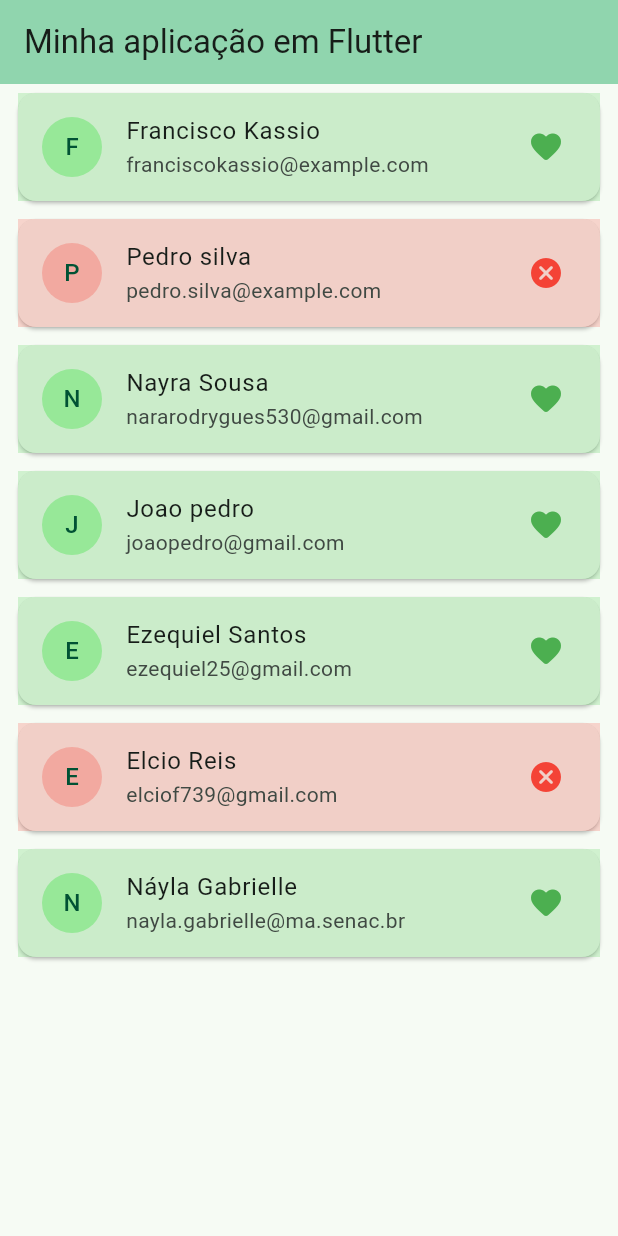
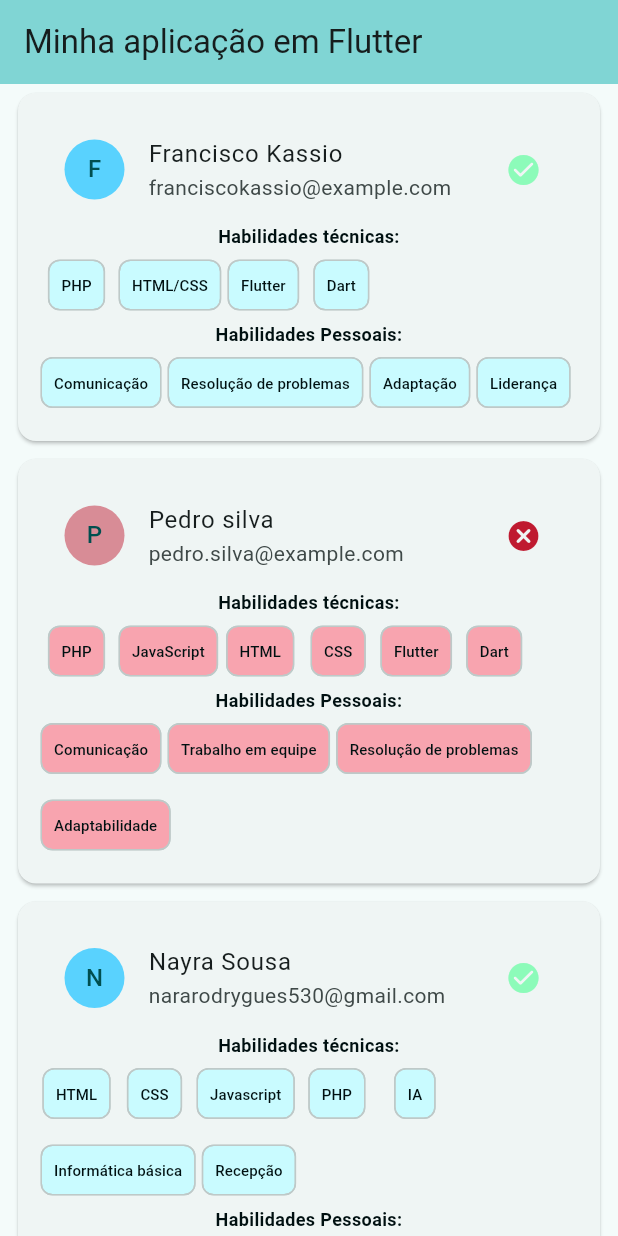
Before and after one commit to FranciscoFilho0/my_fist_app, a Flutter app: the screen it shows after launch, on a phone screen of 412 x 824 dp. Run offline on Flutter 3.47's test engine with Material 3 defaults, Android fonts, the phone set to English and light mode, and no system bars; Roboto replaces fonts that are missing (Arial).

Commit message:
refactor: Atualizar lista de candidatos adicionando as habilidades tecnicas e pessoais

```diff
--- a/lib/main.dart
+++ b/lib/main.dart
@@ -12,7 +12,11 @@ class MyApp extends StatelessWidget {
   Widget build(BuildContext context) {
     return MaterialApp(
       title: 'App do Pedro',
-      theme: ThemeData(colorScheme: .fromSeed(seedColor: const Color.fromARGB(255, 0, 255, 170))),
+      theme: ThemeData(
+        colorScheme: .fromSeed(
+          seedColor: const Color.fromARGB(255, 0, 59, 59),
+        ),
+      ),
       home: const MyHomePage(title: 'Minha aplicação em Flutter'),
     );
   }
@@ -28,11 +32,10 @@ class MyHomePage extends StatefulWidget {
 }
 
 class _MyHomePageState extends State<MyHomePage> {
-
   List<Candidate> candidates = Candidate.candidates();
 
   @override
-void initState(){
+  void initState() {
     super.initState();
 
     for (var candidate in candidates) {
@@ -40,11 +43,8 @@ void initState(){
       print(candidate.email);
       print(candidate.available);
       print("---");
-
     }
   }
-
-
 
   @override
   Widget build(BuildContext context) {
@@ -54,17 +54,26 @@ void initState(){
         title: Text(widget.title),
       ),
       body: ListView.builder(
-        itemCount:candidates.length,
-        itemBuilder:(context, index){
+        itemCount: candidates.length,
+        itemBuilder: (context, index) {
           final candidate = candidates[index];
+
           return Card(
+            margin: const EdgeInsets.symmetric(horizontal: 12, vertical: 6),
+            child: Padding(
+              padding: const EdgeInsets.all(15),
 
-            margin: const EdgeInsets.symmetric(horizontal: 12, vertical: 6),
+              child: Column(
+                crossAxisAlignment: CrossAxisAlignment.stretch,
 
-            child: ListTile(
 
+                children: [
+                  ListTile(
                     leading: CircleAvatar(
-                backgroundColor: candidate.available ? const Color.fromARGB(80, 37, 223, 43) : const Color.fromARGB(69, 244, 67, 54),
+
+                      backgroundColor:  candidate.available
+                        ? const Color.fromARGB(255, 89, 210, 254)
+                        : const Color.fromARGB(122, 191, 26, 48),
                         child: Text(candidate.name[0]),
                     ),
 
@@ -73,18 +82,88 @@ void initState(){
                     subtitle: Text(candidate.email),
 
                     trailing: Icon(
-                candidate.available ? Icons.favorite_rounded : Icons.cancel_rounded,
-                color: candidate.available ? Colors.green : Colors.red,
+                      candidate.available
+                          ? Icons.check_circle_rounded
+                          : Icons.cancel_rounded,
+                      color: candidate.available ? Color.fromARGB(143, 62, 255, 139) :Color.fromARGB(255, 191, 26, 48),
                     ),
-              tileColor:candidate.available ? const Color.fromARGB(54, 65, 202, 70) : const Color.fromARGB(54, 244, 67, 54),
-              ),
-            );
 
-        },
                   ),
 
 
+                  const Text(
+                    "Habilidades técnicas:",
+                    style: TextStyle(
+                      fontWeight: FontWeight.bold,
+                      fontSize: 12,
+                      color: Color.fromARGB(255, 0, 16, 17),
+                      fontFamily: 'Arial',
+                    ),
 
+                    textAlign: TextAlign.center,
+                  ),
+
+                  Wrap(
+                    spacing: 4,
+                    runSpacing: 3,
+
+                    children: candidate.technicalSkills.map((skill) {
+                      return Chip(
+                        label: Text(skill,
+                        style: const TextStyle(
+                          color: Color.fromARGB(255, 0, 16, 17),
+                          fontSize: 10,
+                          fontFamily: 'Arial',
+                        ),
+                        ),
+                        backgroundColor: candidate.available
+                        ? const Color.fromARGB(255, 201, 251, 255)
+                        : const Color.fromARGB(88, 255, 0, 34),
+
+                        padding:EdgeInsets.zero,
+                      );
+                    }).toList(),
+                  ),
+
+                   const Text(
+                    "Habilidades Pessoais:",
+                    style: TextStyle(
+                      fontWeight: FontWeight.bold,
+                      fontSize: 12,
+                      color: Color.fromARGB(255, 0, 16, 17),
+                      fontFamily: 'Arial',
+                    ),
+
+                    textAlign: TextAlign.center,
+                  ),
+
+                  Wrap(
+                    spacing: 4,
+                    runSpacing: 3,
+
+                    children: candidate.softSkills.map((skill) {
+                      return Chip(
+                        label: Text(skill,
+                        style: const TextStyle(
+                          color: Color.fromARGB(255, 0, 16, 17),
+                          fontSize: 10,
+                          fontFamily: 'Arial',
+                        ),
+                        ),
+                        backgroundColor: candidate.available
+                        ? const Color.fromARGB(255, 201, 251, 255)
+                        : const Color.fromARGB(88, 255, 0, 34),
+
+                        padding:EdgeInsets.zero,
+                      );
+                    }).toList(),
+                  )
+                ],
+              ),
+            ),
+          );
+        },
+      ),
     );
   }
 }
--- a/lib/models/candidate.dart
+++ b/lib/models/candidate.dart
@@ -5,6 +5,8 @@ class Candidate {
   String course;
   int graduationYear;
   bool available;
+  List<String> technicalSkills;
+  List<String> softSkills;
 
   //constructor
   Candidate({
@@ -14,6 +16,8 @@ class Candidate {
     required this.course,
     required this.graduationYear,
     required this.available,
+    required this.technicalSkills,
+    required this.softSkills,
   });
 
   static List<Candidate> candidates() {
@@ -25,6 +29,13 @@ class Candidate {
         course: "Tecnico em Informatica para Internet",
         graduationYear: 2026,
         available: true,
+        technicalSkills: ["PHP", "HTML/CSS", "Flutter", "Dart"],
+        softSkills: [
+          "Comunicação",
+          "Resolução de problemas",
+          "Adaptação",
+          "Liderança",
+        ],
       ),
 
       Candidate(
@@ -34,6 +45,21 @@ class Candidate {
         course: "Tecnico em Informatica para Internet",
         graduationYear: 2026,
         available: false,
+        technicalSkills: [
+          "PHP",
+          "JavaScript",
+          "HTML",
+          "CSS",
+          "Flutter",
+          "Dart",
+        ],
+
+        softSkills: [
+          "Comunicação",
+          "Trabalho em equipe",
+          "Resolução de problemas",
+          "Adaptabilidade",
+        ],
       ),
 
       Candidate(
@@ -43,6 +69,16 @@ class Candidate {
         course: "técnico Em informática para internet",
         graduationYear: 2026,
         available: true,
+        technicalSkills: [
+          "HTML",
+          "CSS",
+          "Javascript",
+          "PHP",
+          "IA",
+          "Informática básica",
+          "Recepção",
+        ],
+        softSkills: ["impaciente", "agilidosa", "competente", "responsável"],
       ),
 
       Candidate(
@@ -52,6 +88,14 @@ class Candidate {
         course: "Tec. em inf para internet",
         graduationYear: 2026,
         available: true,
+        technicalSkills: ["HTML", "CSS", "JavaScript", "Java", "PHP", "IA"],
+        softSkills: [
+          "Proativo",
+          "Organização de tarefas",
+          "Gestão do tempo",
+          "Planejamento",
+          "Criatividade",
+        ],
       ),
 
       Candidate(
@@ -61,6 +105,13 @@ class Candidate {
         course: "Técnico em Informática para Internet",
         graduationYear: 2026,
         available: true,
+        technicalSkills: [
+          "HTML",
+          "CSS",
+          "Javascript",
+          "Tecnico em Recursos Humanos",
+        ],
+        softSkills: ["Criativo", "Empatia", "Paciente"]
       ),
 
       Candidate(
@@ -70,6 +121,29 @@ class Candidate {
         course: "Técnico em Informática para internet",
         graduationYear: 2026,
         available: false,
+        technicalSkills: [
+          "HTML",
+          "TAILWINDCSS",
+          "JAVASCRIPT",
+          "TYPESCRIPT",
+          "PHP",
+          "REACT",
+          "NEXT.JS",
+          "NODE.JS",
+          "MYSQL",
+          "MONGODB",
+          "DEPLOY",
+          "ASSISTENTE ADMINISTRATIVO",
+          "DESIGNER GRÁFICO",
+        ],
+
+        softSkills: [
+          "Foco em resultados",
+          "Proativo",
+          "Facilidade em aprender",
+          "Pensamento crítico",
+          "Busca por inovação",
+        ],
       ),
 
       Candidate(
@@ -79,6 +153,8 @@ class Candidate {
         course: "Técnico em Informática para Internet",
         graduationYear: 2026,
         available: true,
+        technicalSkills: ["HTML", "CSS", "JAVASCRIPT", "PHP"],
+        softSkills: ["Pensamento Crítico", "Adaptabilidade", "Empatia"],
       ),
     ];
   }
```
Lines whose indentation alone changed are shown as unchanged.
